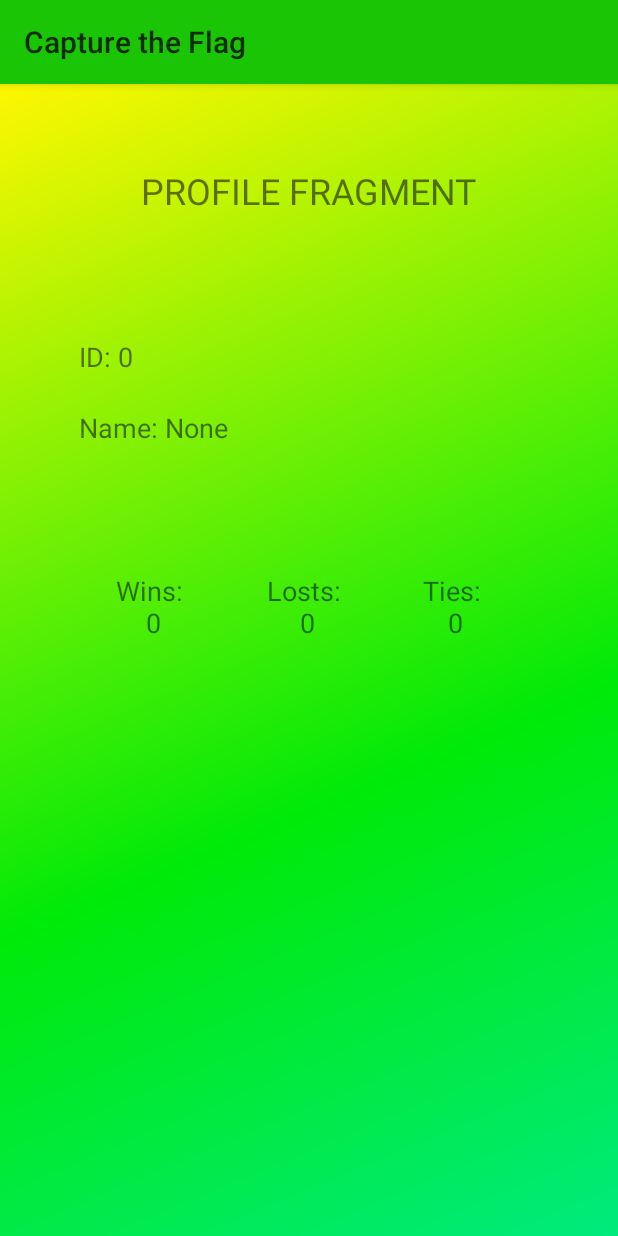
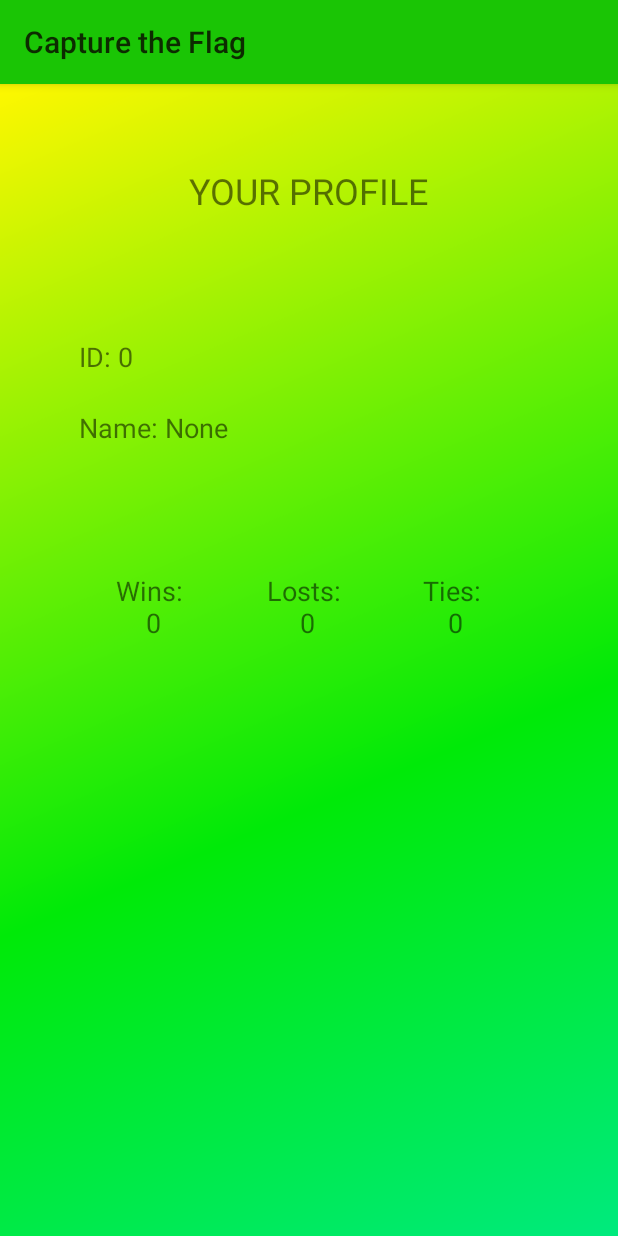
Before and after one commit to UniveIngSw2020/CaptureTheFlag, an Android app: the MainActivity screen opened directly, with no data from a screen before it, in the options menu, after a tap on "Profile", on a phone screen of 412 x 824 dp. Run offline under Robolectric (Android 15) with nearby library versions, the phone set to English and light mode, and no system bars; our stand-ins replace Firebase (no records; nobody signed in at launch, a user with empty details on screens opened directly).

```diff
--- a/app/src/main/java/com/junipero/capturetheflag/MainActivity.java
+++ b/app/src/main/java/com/junipero/capturetheflag/MainActivity.java
@@ -33,6 +33,9 @@ public class MainActivity extends AppCompatActivity {
     private static final int STORAGE_PERMISSION_CODE = 101;
     MediaPlayer player;
     Intent svc;
+    LocationManager lm;
+    TextView welcome_msg;
+    Button button_create, button_join;
 
     private class MyLocationListener implements LocationListener {
         @Override
@@ -67,18 +70,11 @@ public class MainActivity extends AppCompatActivity {
         super.onCreate(savedInstanceState);
         setContentView(R.layout.activity_main);
 
-        Button button_create, button_join;
-        TextView welcome_msg = findViewById(R.id.welcome);
+        welcome_msg = findViewById(R.id.welcome);
 
-        LocationManager lm = (LocationManager) getSystemService(Activity.LOCATION_SERVICE);
+        lm = (LocationManager) getSystemService(Activity.LOCATION_SERVICE);
 
-        if (lm.isProviderEnabled(LocationManager.GPS_PROVIDER)) {
-            lm.requestLocationUpdates(LocationManager.GPS_PROVIDER, 1000, 1,
-                    new MyLocationListener());
-        } else if (lm.isProviderEnabled(LocationManager.NETWORK_PROVIDER)) {
-            lm.requestLocationUpdates(LocationManager.NETWORK_PROVIDER, 1000, 1,
-                    new MyLocationListener());
-        }
+
 
 /*
         player = MediaPlayer.create(MainActivity.this,R.raw.awesomeness);
@@ -87,7 +83,6 @@ public class MainActivity extends AppCompatActivity {
         player.start();
 
  */
-
 
 
 
@@ -132,6 +127,25 @@ public class MainActivity extends AppCompatActivity {
         });
 
 
+        // ---------------LOCATION UPDATER-----------------
+
+
+        checkLocationPermission();
+
+        if (lm.isProviderEnabled(LocationManager.GPS_PROVIDER)) {
+            lm.requestLocationUpdates(LocationManager.GPS_PROVIDER, 1000, 1,
+                    new MyLocationListener());
+        } else if (lm.isProviderEnabled(LocationManager.NETWORK_PROVIDER)) {
+            lm.requestLocationUpdates(LocationManager.NETWORK_PROVIDER, 1000, 1,
+                    new MyLocationListener());
+        }
+
+        // needed to manage location data (only wrapped things)
+        //LocationUpdater locationUpdater = new LocationUpdater(this);
+        // set the old location saved by the gps in the textView
+        //myLocation.setText(locationUpdater.getActualPosition());
+
+
         // --------------------------------- GPS enabled? -----------------------------------------
 
         if ( !lm.isProviderEnabled( LocationManager.GPS_PROVIDER ) ) {
@@ -150,18 +164,6 @@ public class MainActivity extends AppCompatActivity {
             }, 2000);
 
         }
-
-
-        // ---------------LOCATION UPDATER-----------------
-
-
-        checkLocationPermission();
-
-        // needed to manage location data (only wrapped things)
-        //LocationUpdater locationUpdater = new LocationUpdater(this);
-        // set the old location saved by the gps in the textView
-        //myLocation.setText(locationUpdater.getActualPosition());
-
 
 
         // ----------------- DATABASE MANAGER ---------------------------
--- a/app/src/main/java/com/junipero/capturetheflag/OptionsActivity.java
+++ b/app/src/main/java/com/junipero/capturetheflag/OptionsActivity.java
@@ -111,6 +111,7 @@ public class OptionsActivity extends AppCompatActivity {
                     sdm.changeUsername(changeNicknameEdit.getText().toString());
                     Toast.makeText(OptionsActivity.this,
                             "Your nickname has been changed", Toast.LENGTH_SHORT).show();
+                    changeNicknameEdit.setText("");
                 }else{
                     Toast.makeText(OptionsActivity.this,
                             "Please insert a new nickname", Toast.LENGTH_SHORT).show();
--- a/app/src/main/res/values/strings.xml
+++ b/app/src/main/res/values/strings.xml
@@ -15,7 +15,7 @@
     <string name="action_settings">Settings</string>
     <string name="toolbar">CTF</string>
     <!-- TODO: Remove or change this placeholder text -->
-    <string name="profile_fragment">PROFILE FRAGMENT</string>
+    <string name="profile_fragment">YOUR PROFILE</string>
     <string name="settings_fragment">JUNIPERO TEAM</string>
     <string name="large_text">
         "GUIDE FRAGMENT.\n\n"
@@ -141,4 +141,6 @@
     <string name="id">ID:</string>
     <string name="wins">Wins:</string>
     <string name="nickname">Nickname:</string>
+    <string name="send">Send</string>
+    <string name="send_a_message">Send a message</string>
 </resources>
```
Also changed, not shown: app/src/main/java/com/junipero/capturetheflag/ui/main/TabChatActivity.java (+20 -10 lines), app/src/main/res/layout/fragment_chat.xml (+46 -26 lines).
